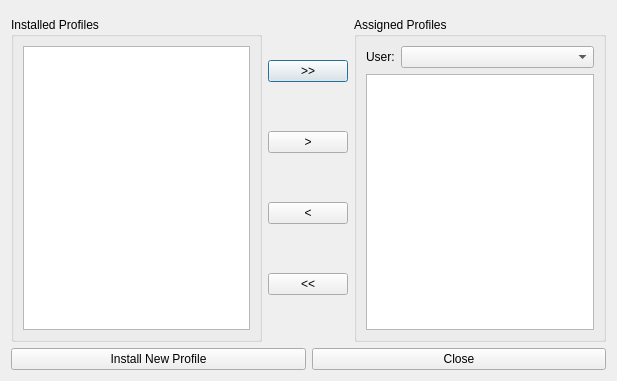
Before: the Qt Designer form UserTools/user_profiles.ui in dsgoficial/DsgTools, drawn with Qt 5.
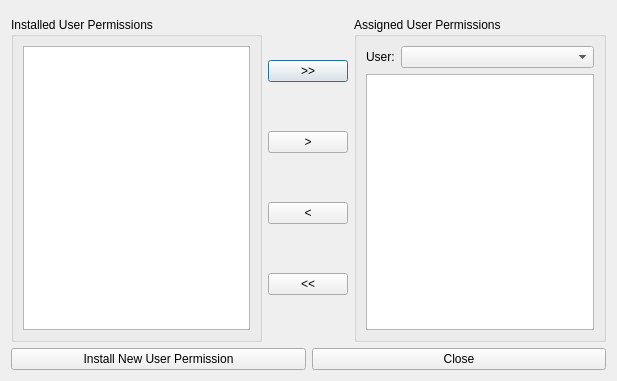
After: the same form once the commit is applied. Custom widgets are drawn as their Qt base class.

Patch:
```diff
--- a/UserTools/user_profiles.ui
+++ b/UserTools/user_profiles.ui
@@ -22,7 +22,7 @@
      <item row="0" column="0">
       <widget class="QGroupBox" name="groupBox">
        <property name="title">
-        <string>Installed Profiles</string>
+        <string>Installed User Permissions</string>
        </property>
        <layout class="QGridLayout" name="gridLayout_2">
         <item row="0" column="0">
@@ -66,7 +66,7 @@
      <item row="0" column="2">
       <widget class="QGroupBox" name="groupBox_2">
        <property name="title">
-        <string>Assigned Profiles</string>
+        <string>Assigned User Permissions</string>
        </property>
        <layout class="QGridLayout" name="gridLayout">
         <item row="0" column="0">
@@ -103,7 +103,7 @@
      <item>
       <widget class="QPushButton" name="installProfile">
        <property name="text">
-        <string>Install New Profile</string>
+        <string>Install New User Permission</string>
        </property>
       </widget>
      </item>
```
Left out of the diff: 4 changed lines with no effect on the pictures.
